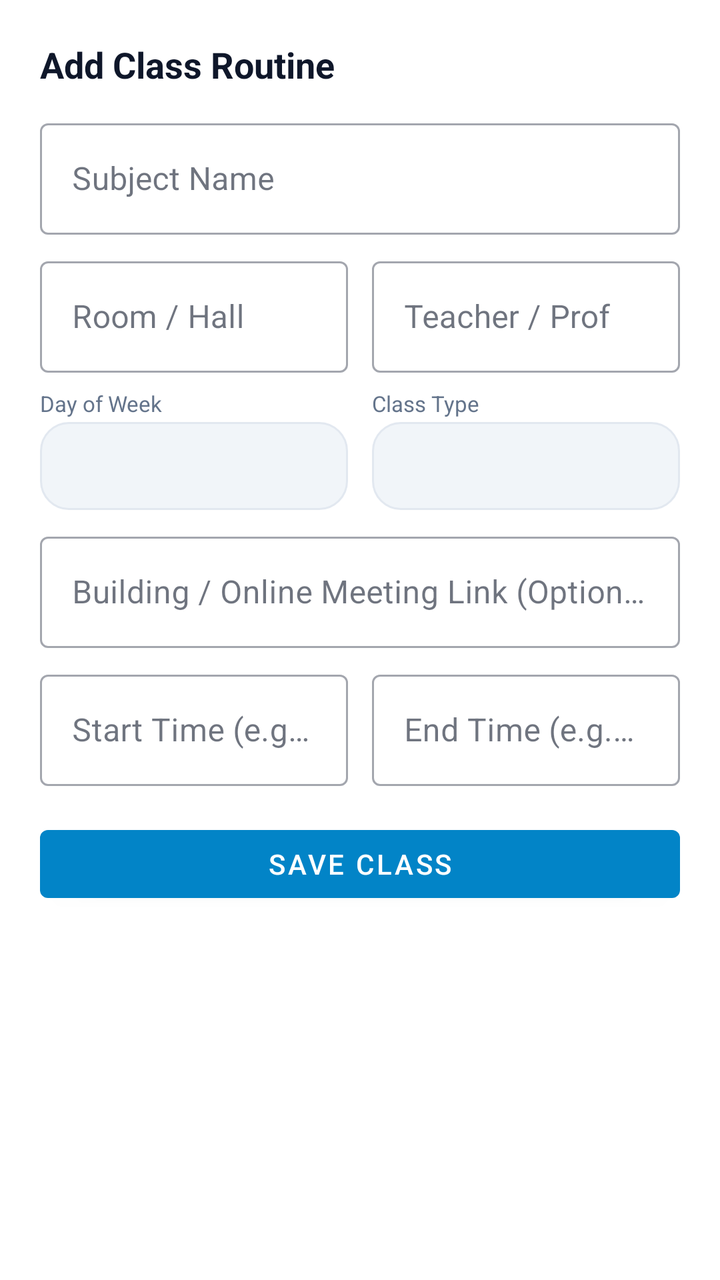
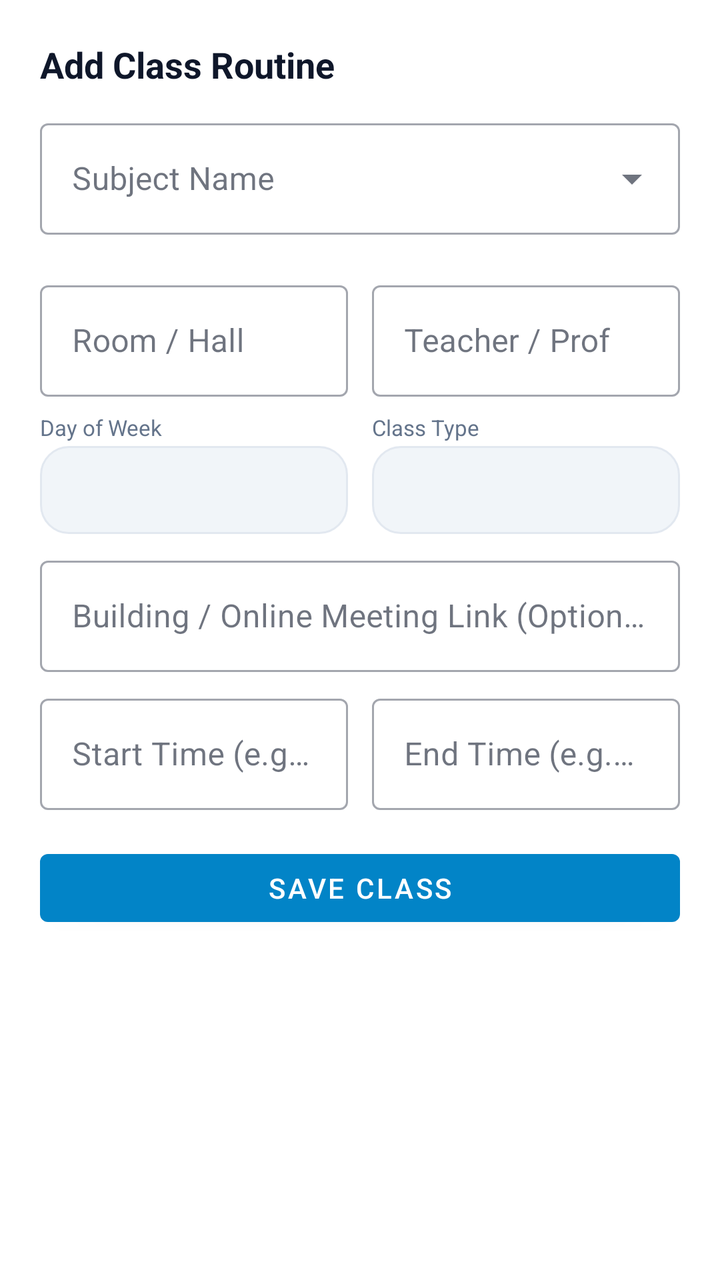

An Android layout rendered at two revisions. The XML below is the earlier revision; the diff shows what the commit changed to produce the second picture.
<!-- AndroidManifest.xml: application theme Theme.LifeSync -->
<!-- res/layout/dialog_add_class.xml -->
<?xml version="1.0" encoding="utf-8"?>
<LinearLayout xmlns:android="http://schemas.android.com/apk/res/android"
    xmlns:app="http://schemas.android.com/apk/res-auto"
    android:layout_width="match_parent"
    android:layout_height="wrap_content"
    android:background="?attr/colorSurface"
    android:elevation="8dp"
    android:orientation="vertical"
    android:padding="20dp">

    <TextView
        android:id="@+id/tvAddClassTitle"
        android:layout_width="wrap_content"
        android:layout_height="wrap_content"
        android:text="Add Class Routine"
        android:textColor="@color/text_primary"
        android:textSize="18sp"
        android:textStyle="bold" />

    <com.google.android.material.textfield.TextInputLayout
        style="@style/Widget.MaterialComponents.TextInputLayout.OutlinedBox"
        android:layout_width="match_parent"
        android:layout_height="wrap_content"
        android:layout_marginTop="12dp"
        android:hint="Subject Name">

        <com.google.android.material.textfield.TextInputEditText
            android:id="@+id/etClassSubject"
            android:layout_width="match_parent"
            android:layout_height="wrap_content"
            android:textColor="?attr/colorOnSurface"
            android:textColorHint="?android:attr/textColorSecondary" />
    </com.google.android.material.textfield.TextInputLayout>

    <LinearLayout
        android:layout_width="match_parent"
        android:layout_height="wrap_content"
        android:layout_marginTop="8dp"
        android:orientation="horizontal">

        <com.google.android.material.textfield.TextInputLayout
            style="@style/Widget.MaterialComponents.TextInputLayout.OutlinedBox"
            android:layout_width="0dp"
            android:layout_height="wrap_content"
            android:layout_marginEnd="6dp"
            android:layout_weight="1"
            android:hint="Room / Hall">

            <com.google.android.material.textfield.TextInputEditText
                android:id="@+id/etClassRoom"
                android:layout_width="match_parent"
                android:layout_height="wrap_content"
                android:textColor="?attr/colorOnSurface"
                android:textColorHint="?android:attr/textColorSecondary" />
        </com.google.android.material.textfield.TextInputLayout>

        <com.google.android.material.textfield.TextInputLayout
            style="@style/Widget.MaterialComponents.TextInputLayout.OutlinedBox"
            android:layout_width="0dp"
            android:layout_height="wrap_content"
            android:layout_marginStart="6dp"
            android:layout_weight="1"
            android:hint="Teacher / Prof">

            <com.google.android.material.textfield.TextInputEditText
                android:id="@+id/etClassTeacher"
                android:layout_width="match_parent"
                android:layout_height="wrap_content"
                android:textColor="?attr/colorOnSurface"
                android:textColorHint="?android:attr/textColorSecondary" />
        </com.google.android.material.textfield.TextInputLayout>
    </LinearLayout>

    <LinearLayout
        android:layout_width="match_parent"
        android:layout_height="wrap_content"
        android:layout_marginTop="8dp"
        android:orientation="horizontal">

        <LinearLayout
            android:layout_width="0dp"
            android:layout_height="wrap_content"
            android:layout_marginEnd="6dp"
            android:layout_weight="1"
            android:orientation="vertical">

            <TextView
                android:layout_width="wrap_content"
                android:layout_height="wrap_content"
                android:text="Day of Week"
                android:textColor="@color/text_secondary"
                android:textSize="11sp" />

            <Spinner
                android:id="@+id/spClassDay"
                android:layout_width="match_parent"
                android:layout_height="44dp"
                android:layout_marginTop="2dp"
                android:background="@drawable/bg_chip_unselected" />
        </LinearLayout>

        <LinearLayout
            android:layout_width="0dp"
            android:layout_height="wrap_content"
            android:layout_marginStart="6dp"
            android:layout_weight="1"
            android:orientation="vertical">

            <TextView
                android:layout_width="wrap_content"
                android:layout_height="wrap_content"
                android:text="Class Type"
                android:textColor="@color/text_secondary"
                android:textSize="11sp" />

            <Spinner
                android:id="@+id/spClassType"
                android:layout_width="match_parent"
                android:layout_height="44dp"
                android:layout_marginTop="2dp"
                android:background="@drawable/bg_chip_unselected" />
        </LinearLayout>
    </LinearLayout>

    <com.google.android.material.textfield.TextInputLayout
        style="@style/Widget.MaterialComponents.TextInputLayout.OutlinedBox"
        android:layout_width="match_parent"
        android:layout_height="wrap_content"
        android:layout_marginTop="8dp"
        android:hint="Building / Online Meeting Link (Optional)">

        <com.google.android.material.textfield.TextInputEditText
            android:id="@+id/etClassBuilding"
            android:layout_width="match_parent"
            android:layout_height="wrap_content"
            android:textColor="?attr/colorOnSurface"
            android:textColorHint="?android:attr/textColorSecondary" />
    </com.google.android.material.textfield.TextInputLayout>

    <LinearLayout
        android:layout_width="match_parent"
        android:layout_height="wrap_content"
        android:layout_marginTop="8dp"
        android:orientation="horizontal">

        <com.google.android.material.textfield.TextInputLayout
            style="@style/Widget.MaterialComponents.TextInputLayout.OutlinedBox"
            android:layout_width="0dp"
            android:layout_height="wrap_content"
            android:layout_marginEnd="6dp"
            android:layout_weight="1"
            android:hint="Start Time (e.g. 09:00 AM)">

            <com.google.android.material.textfield.TextInputEditText
                android:id="@+id/etClassStartTime"
                android:layout_width="match_parent"
                android:layout_height="wrap_content"
                android:clickable="true"
                android:cursorVisible="false"
                android:focusable="false"
                android:textColor="?attr/colorOnSurface"
                android:textColorHint="?android:attr/textColorSecondary" />
        </com.google.android.material.textfield.TextInputLayout>

        <com.google.android.material.textfield.TextInputLayout
            style="@style/Widget.MaterialComponents.TextInputLayout.OutlinedBox"
            android:layout_width="0dp"
            android:layout_height="wrap_content"
            android:layout_marginStart="6dp"
            android:layout_weight="1"
            android:hint="End Time (e.g. 10:30 AM)">

            <com.google.android.material.textfield.TextInputEditText
                android:id="@+id/etClassEndTime"
                android:layout_width="match_parent"
                android:layout_height="wrap_content"
                android:clickable="true"
                android:cursorVisible="false"
                android:focusable="false"
                android:textColor="?attr/colorOnSurface"
                android:textColorHint="?android:attr/textColorSecondary" />
        </com.google.android.material.textfield.TextInputLayout>
    </LinearLayout>

    <com.google.android.material.button.MaterialButton
        android:id="@+id/btnSaveClass"
        android:layout_width="match_parent"
        android:layout_height="46dp"
        android:layout_marginTop="16dp"
        android:text="Save Class" />

</LinearLayout>
<!-- resources referenced by this layout -->
<resources>
  <color name="text_primary">#0F172A</color>
  <color name="text_secondary">#64748B</color>
  <!-- drawable bg_chip_unselected (drawable) -->
  <?xml version="1.0" encoding="utf-8"?>
  <shape xmlns:android="http://schemas.android.com/apk/res/android"
      android:shape="rectangle">
      <solid android:color="@color/surface_variant" />
      <corners android:radius="14dp" />
      <stroke
          android:width="1dp"
          android:color="@color/card_stroke" />
  </shape>
  <style name="Theme.LifeSync" parent="Theme.MaterialComponents.DayNight.NoActionBar">
          <item name="colorPrimary">@color/primary</item>
          <item name="colorPrimaryVariant">@color/primary_variant</item>
          <item name="colorOnPrimary">@color/on_primary</item>
          <item name="colorSecondary">@color/secondary</item>
          <item name="colorSecondaryVariant">@color/secondary_variant</item>
          <item name="colorOnSecondary">@color/on_secondary</item>
          <item name="colorSurface">@color/surface</item>
          <item name="colorOnSurface">@color/text_primary</item>
          <item name="colorOnBackground">@color/text_primary</item>
          <item name="colorOnSurfaceVariant">@color/text_secondary</item>
          <item name="colorOutline">@color/text_secondary</item>
          <item name="android:colorBackground">@color/background</item>
          <item name="android:windowBackground">@color/background</item>
          <item name="android:textColorPrimary">@color/text_primary</item>
          <item name="android:textColorSecondary">@color/text_secondary</item>
          <item name="android:statusBarColor">@color/background</item>
          <item name="android:windowLightStatusBar">true</item>
          <item name="android:navigationBarColor">@color/background</item>
          <item name="materialCardViewStyle">@style/CardElevationRounded</item>
          <item name="android:textViewStyle">@style/DuoRhythmTextView</item>
          <item name="android:editTextStyle">@style/DuoRhythmEditText</item>
          <item name="editTextStyle">@style/DuoRhythmEditText</item>
      </style>
  <color name="surface_variant">#F1F5F9</color>
  <color name="card_stroke">#E2E8F0</color>
  <color name="primary">#0284C7</color>
  <color name="primary_variant">#0369A1</color>
  <color name="on_primary">#FFFFFF</color>
  <color name="secondary">#7C3AED</color>
  <color name="secondary_variant">#6D28D9</color>
  <color name="on_secondary">#FFFFFF</color>
  <color name="surface">#FFFFFF</color>
  <color name="background">#F8FAFC</color>
  <style name="CardElevationRounded" parent="Widget.MaterialComponents.CardView">
          <item name="cardCornerRadius">22dp</item>
          <item name="cardElevation">2dp</item>
          <item name="strokeWidth">1dp</item>
          <item name="strokeColor">@color/card_stroke</item>
          <item name="cardBackgroundColor">@color/surface_card</item>
      </style>
  <style name="DuoRhythmTextView" parent="android:Widget.TextView">
          <item name="android:lineSpacingExtra">2dp</item>
          <item name="android:fontFamily">sans-serif</item>
          <item name="android:includeFontPadding">true</item>
      </style>
  <style name="DuoRhythmEditText" parent="android:Widget.EditText">
          <item name="android:lineSpacingExtra">2dp</item>
          <item name="android:fontFamily">sans-serif</item>
          <item name="android:includeFontPadding">true</item>
          <item name="android:textColor">@color/text_primary</item>
          <item name="android:textColorHint">@color/text_secondary</item>
      </style>
  <color name="surface_card">#FFFFFF</color>
</resources>

<!-- the commit's change to res/layout/dialog_add_class.xml (unified diff, before → after) -->
@@ -18,18 +18,20 @@
         android:textStyle="bold" />
 
     <com.google.android.material.textfield.TextInputLayout
-        style="@style/Widget.MaterialComponents.TextInputLayout.OutlinedBox"
+        android:id="@+id/tilSubjectName"
+        style="@style/Widget.MaterialComponents.TextInputLayout.OutlinedBox.ExposedDropdownMenu"
         android:layout_width="match_parent"
         android:layout_height="wrap_content"
         android:layout_marginTop="12dp"
+        android:layout_marginBottom="12dp"
         android:hint="Subject Name">
 
-        <com.google.android.material.textfield.TextInputEditText
-            android:id="@+id/etClassSubject"
+        <AutoCompleteTextView
+            android:id="@+id/actvSubjectName"
             android:layout_width="match_parent"
             android:layout_height="wrap_content"
-            android:textColor="?attr/colorOnSurface"
-            android:textColorHint="?android:attr/textColorSecondary" />
+            android:inputType="text"
+            android:textColor="?attr/colorOnSurface" />
     </com.google.android.material.textfield.TextInputLayout>
 
     <LinearLayout
